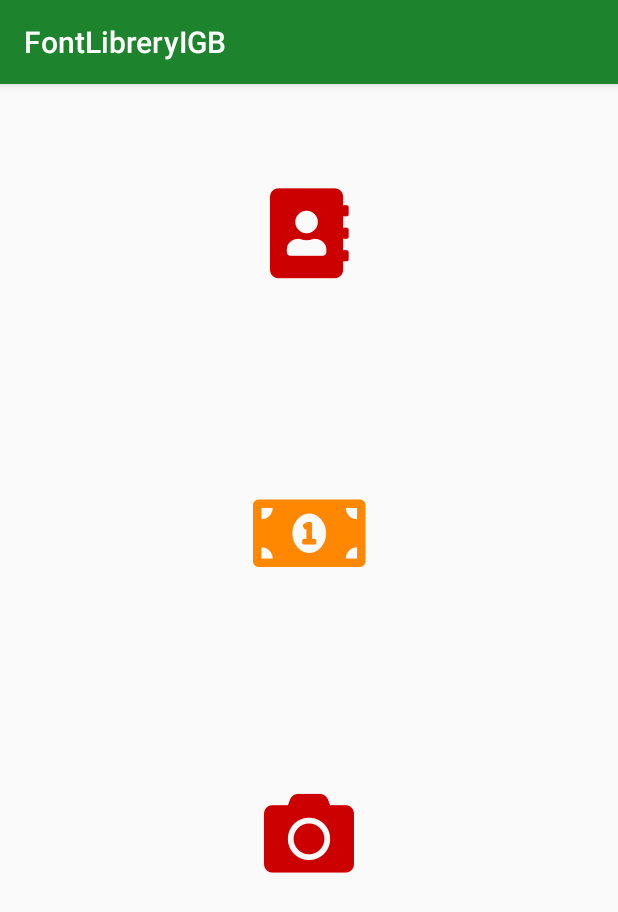
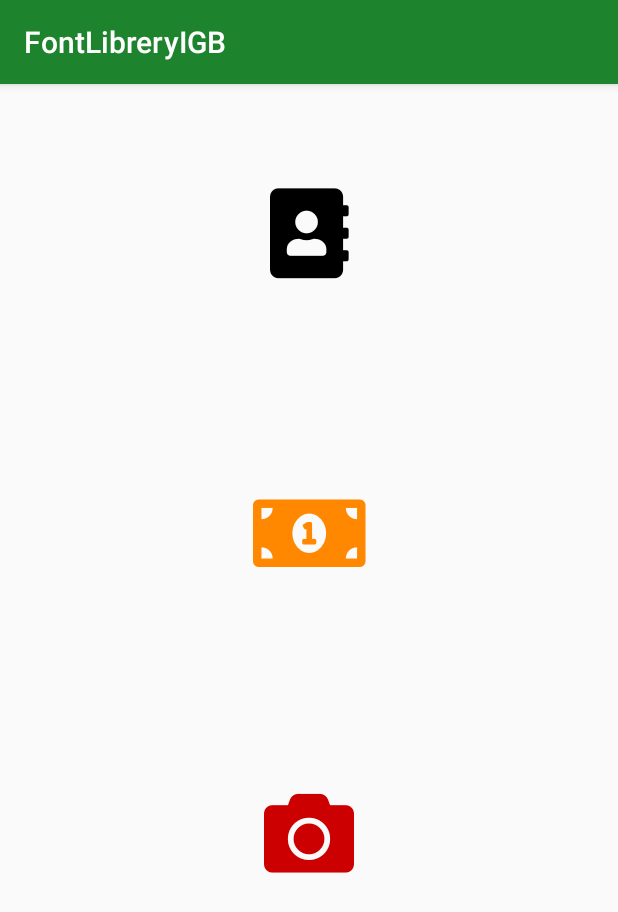
Before and after one commit to LordSaac/FontAwesome_Android_JGB, an Android app: the screen it shows after launch (MainActivity), on a phone screen of 412 x 824 dp. Shown: the top 912 px of the screen. Run offline under Robolectric (Android 15) with nearby library versions, the light colour scheme and no system bars.

Commit message:
Improvaments in main xml

```diff
--- a/app/src/main/res/layout/activity_main.xml
+++ b/app/src/main/res/layout/activity_main.xml
@@ -22,7 +22,7 @@
                 android:gravity="center"
                 android:text=""
                 android:textAlignment="gravity"
-                android:textColor="@android:color/holo_red_dark"
+                android:textColor="@android:color/black"
                 android:textSize="60sp"
                 android:textStyle="bold"
                 app:layout_constraintBottom_toBottomOf="parent"
```
